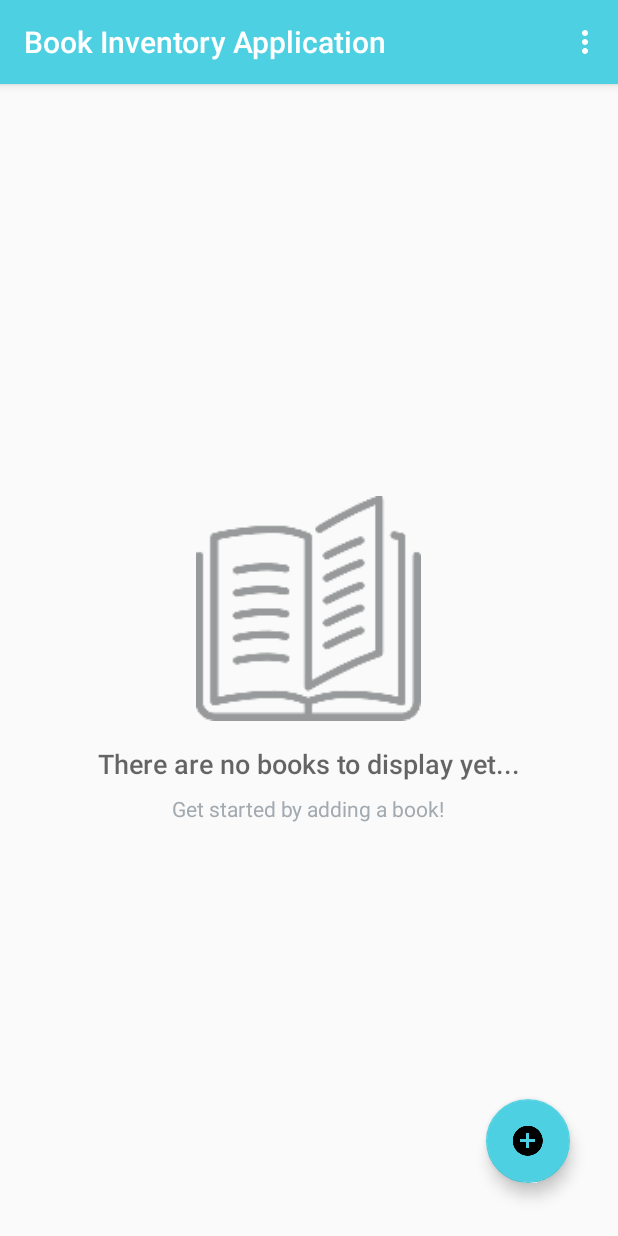
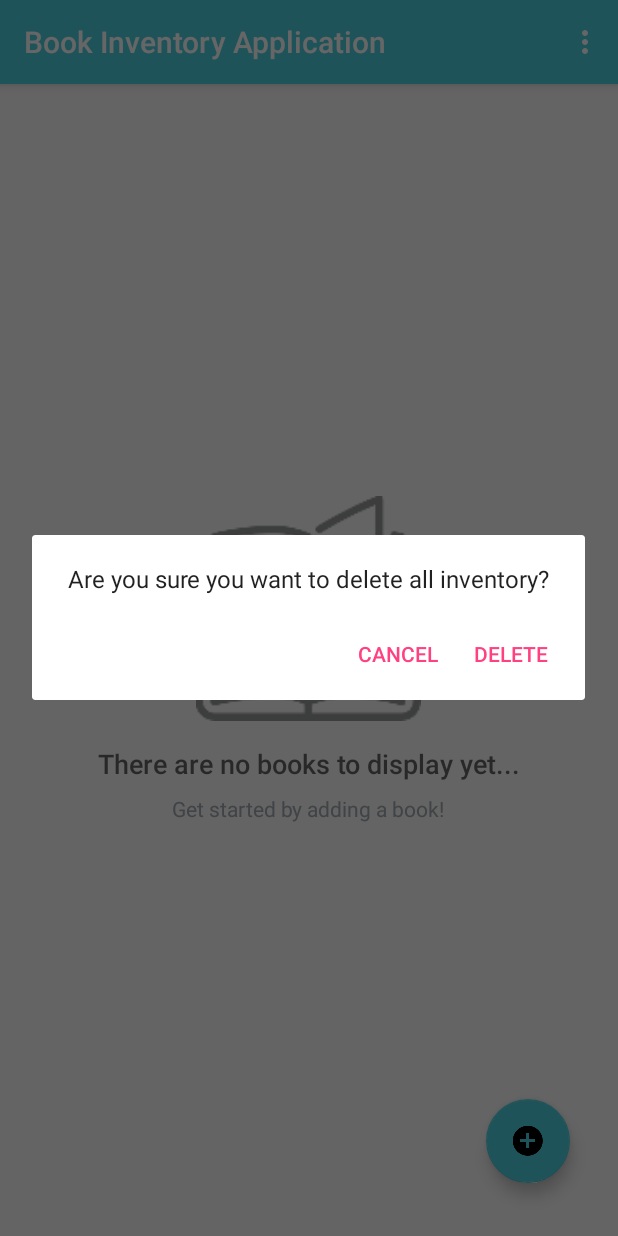
Before and after one commit to katherinebabineau/BookInventoryApplication, an Android app: the screen it shows after launch (MainActivity), in the options menu, after a tap on "Delete All Entries", on a phone screen of 412 x 824 dp. Run offline under Robolectric (Android 15) with nearby library versions, the phone set to English and light mode, and no system bars.

Commit message:
adds delete confirmation to all entries

```diff
--- a/app/src/main/java/com/example/katie/bookinventoryapplication/MainActivity.java
+++ b/app/src/main/java/com/example/katie/bookinventoryapplication/MainActivity.java
@@ -4,12 +4,14 @@ import android.app.LoaderManager;
 import android.content.ContentUris;
 import android.content.Context;
 import android.content.CursorLoader;
+import android.content.DialogInterface;
 import android.content.Intent;
 import android.content.Loader;
 import android.database.Cursor;
 import android.net.Uri;
 import android.os.Bundle;
 import android.support.design.widget.FloatingActionButton;
+import android.support.v7.app.AlertDialog;
 import android.support.v7.app.AppCompatActivity;
 import android.util.Log;
 import android.view.Menu;
@@ -81,17 +83,8 @@ public class MainActivity extends AppCompatActivity implements LoaderManager.Loa
     }
 
 
-    @Override
-    public boolean onOptionsItemSelected(MenuItem item){
-        switch (item.getItemId()) {
-            case R.id.action_insert_dummy_data:
-               return true;
-            case R.id.action_delete_all_entries:
-                deleteAllProduct(this);
-                return true;
-        }
-        return super.onOptionsItemSelected(item);
-    }
+
+
 
     @Override
     public Loader<Cursor> onCreateLoader(int i, Bundle bundle) {
@@ -119,12 +112,48 @@ public class MainActivity extends AppCompatActivity implements LoaderManager.Loa
       mCursorAdapter.swapCursor(null);
     }
 
-    private static void deleteAllProduct(Context context) {
+    @Override
+    public boolean onOptionsItemSelected(MenuItem item){
+        int id = item.getItemId();
+        if (id == R.id.action_delete_all_entries) {
+            showDeleteAllConfirmationDialog(this);
+            return true;
+        }
+
+        return super.onOptionsItemSelected(item);
+    }
+
+
+    public static void showDeleteAllConfirmationDialog(final Context context) {
+        AlertDialog.Builder builder = new AlertDialog.Builder(context);
+        builder.setMessage(R.string.are_you_sure);
+        builder.setPositiveButton(R.string.delete, new DialogInterface.OnClickListener() {
+            public void onClick(DialogInterface dialog, int id) {
+                // User clicked the "Delete" button, so delete all books.
+                deleteAllBooks(context);
+            }
+        });
+        builder.setNegativeButton(R.string.cancel, new DialogInterface.OnClickListener() {
+            public void onClick(DialogInterface dialog, int id) {
+                // User clicked the "Cancel" button, so dismiss the dialog
+                if (dialog != null) {
+                    dialog.dismiss();
+                }
+            }
+        });
+
+        // Create and show the AlertDialog
+        AlertDialog alertDialog = builder.create();
+        alertDialog.show();
+    }
+
+    private static void deleteAllBooks(Context context) {
         int numRows = context.getContentResolver().delete(BookContract.BookEntry.CONTENT_URI, null, null);
         if (numRows > 0) {
-            Toast.makeText(context, context.getString(R.string.toast_delete_single_book).replace("#", String.valueOf(numRows)), Toast.LENGTH_SHORT).show();
+            Toast.makeText(context, context.getString(R.string.delete_all).replace("#", String.valueOf(numRows)), Toast.LENGTH_SHORT).show();
         } else {
             Toast.makeText(context, context.getString(R.string.toast_error_deleting), Toast.LENGTH_SHORT).show();
         }
     }
+
 }
--- a/app/src/main/res/menu/menu_catalog.xml
+++ b/app/src/main/res/menu/menu_catalog.xml
@@ -5,12 +5,6 @@
     tools:context=".MainActivity">
 
     <item
-        android:actionLayout="@layout/activity_main"
-        android:id="@+id/action_insert_dummy_data"
-        android:title="@string/action_insert_dummy_data"
-        app:showAsAction="never" />
-
-    <item
         android:id="@+id/action_delete_all_entries"
         android:title="@string/action_delete_all_entries"
         app:showAsAction="never" />
--- a/app/src/main/res/values/strings.xml
+++ b/app/src/main/res/values/strings.xml
@@ -28,4 +28,7 @@
     <string name="delete_this">Are you sure you want to delete this book?</string>
     <string name="toast_error_deleting">There was an error deleting the inventory</string>
     <string name="toast_delete_single_book">This book was deleted successfully</string>
+    <string name="are_you_sure">Are you sure you want to delete all inventory?</string>
+    <string name="delete_all">All Inventory Deleted Successfully</string>
+
 </resources>
```
Also changed, not shown: app/src/main/java/com/example/katie/bookinventoryapplication/DetailsActivity.java (+18 -18 lines).
